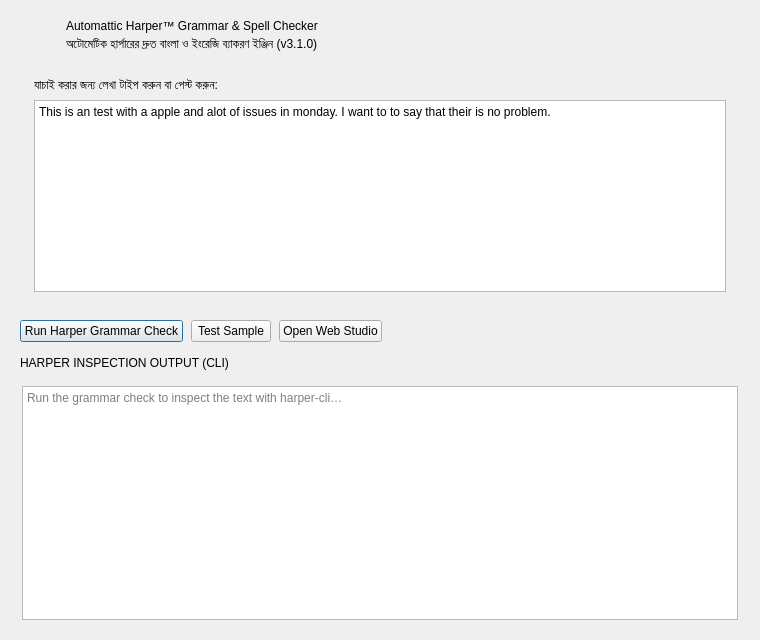
This is src/frontend/HarperDialog.ui in sojibcreates-maker/MatraKi-Keyboard as Qt 5 draws it before an edit. The edited form follows.
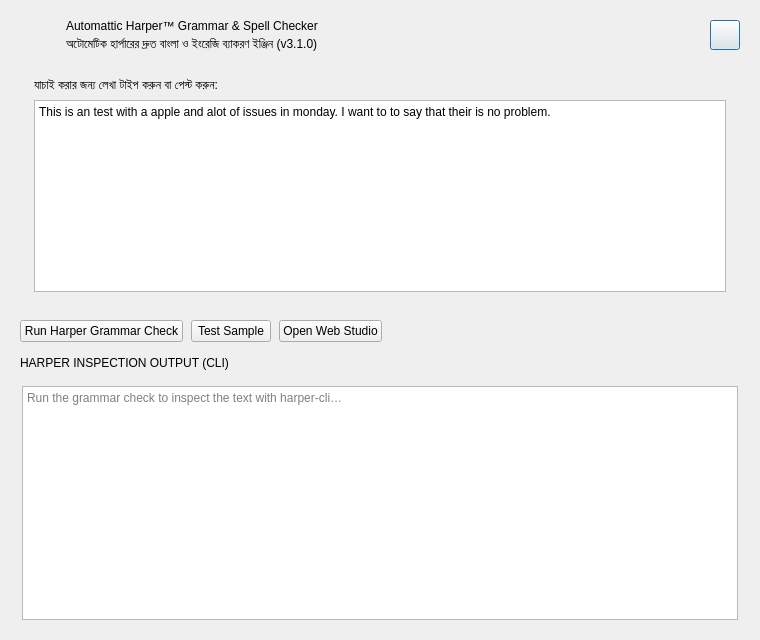
This is the edited form.

The edit to the form file:
```diff
--- a/src/frontend/HarperDialog.ui
+++ b/src/frontend/HarperDialog.ui
@@ -111,6 +111,28 @@
           </property>
          </spacer>
         </item>
+        <item>
+         <widget class="QPushButton" name="btnCloseIcon">
+          <property name="cursor">
+           <cursorShape>PointingHandCursor</cursorShape>
+          </property>
+          <property name="minimumSize">
+           <size>
+            <width>30</width>
+            <height>30</height>
+           </size>
+          </property>
+          <property name="maximumSize">
+           <size>
+            <width>30</width>
+            <height>30</height>
+           </size>
+          </property>
+          <property name="text">
+           <string/>
+          </property>
+         </widget>
+        </item>
        </layout>
       </item>
       <item>
```
